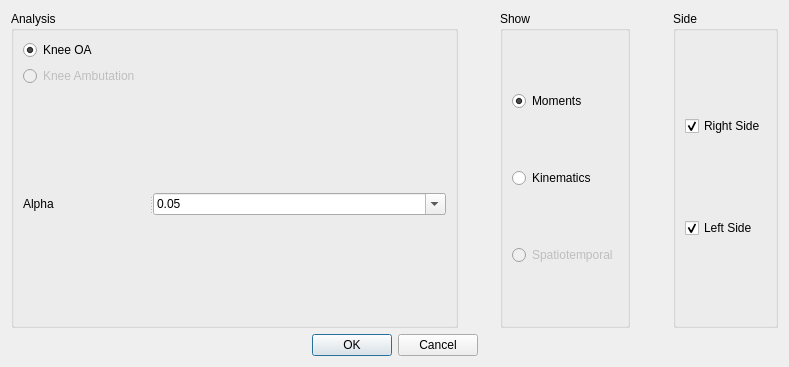
Old version of the form spmclient/ui/gui/xml/ui_analysis_type_dialogue.ui in the repository aalhossary/MovementRx.
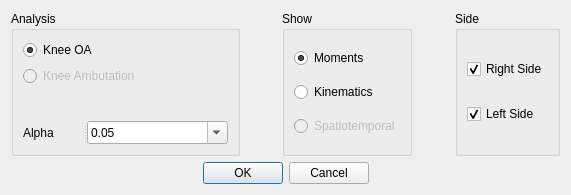
New version of the form.

Commit message: Simplified ui_analysis_type_dialogue layout and correcting 'Legend'

Patch:
```diff
--- a/spmclient/ui/gui/xml/ui_analysis_type_dialogue.ui
+++ b/spmclient/ui/gui/xml/ui_analysis_type_dialogue.ui
@@ -9,8 +9,8 @@
    <rect>
     <x>0</x>
     <y>0</y>
-    <width>789</width>
-    <height>367</height>
+    <width>571</width>
+    <height>195</height>
    </rect>
   </property>
   <property name="windowTitle">
@@ -25,7 +25,7 @@
      <property name="title">
       <string>Analysis</string>
      </property>
-     <layout class="QVBoxLayout" name="verticalLayout" stretch="0,0,0,0,0">
+     <layout class="QVBoxLayout" name="verticalLayout" stretch="0,0,0,0">
       <item>
        <widget class="QRadioButton" name="knee_oa_radioButton">
         <property name="text">
@@ -47,17 +47,11 @@
        </widget>
       </item>
       <item>
-       <spacer name="verticalSpacer_2">
-        <property name="orientation">
-         <enum>Qt::Vertical</enum>
+       <widget class="QLabel" name="label_2">
+        <property name="text">
+         <string/>
         </property>
-        <property name="sizeHint" stdset="0">
-         <size>
-          <width>0</width>
-          <height>0</height>
-         </size>
-        </property>
-       </spacer>
+       </widget>
       </item>
       <item>
        <widget class="QSplitter" name="splitter">
@@ -102,19 +96,6 @@
         </widget>
        </widget>
       </item>
-      <item>
-       <spacer name="verticalSpacer">
-        <property name="orientation">
-         <enum>Qt::Vertical</enum>
-        </property>
-        <property name="sizeHint" stdset="0">
-         <size>
-          <width>0</width>
-          <height>0</height>
-         </size>
-        </property>
-       </spacer>
-      </item>
      </layout>
     </widget>
    </item>
```
The commit also changes 3 other files.
